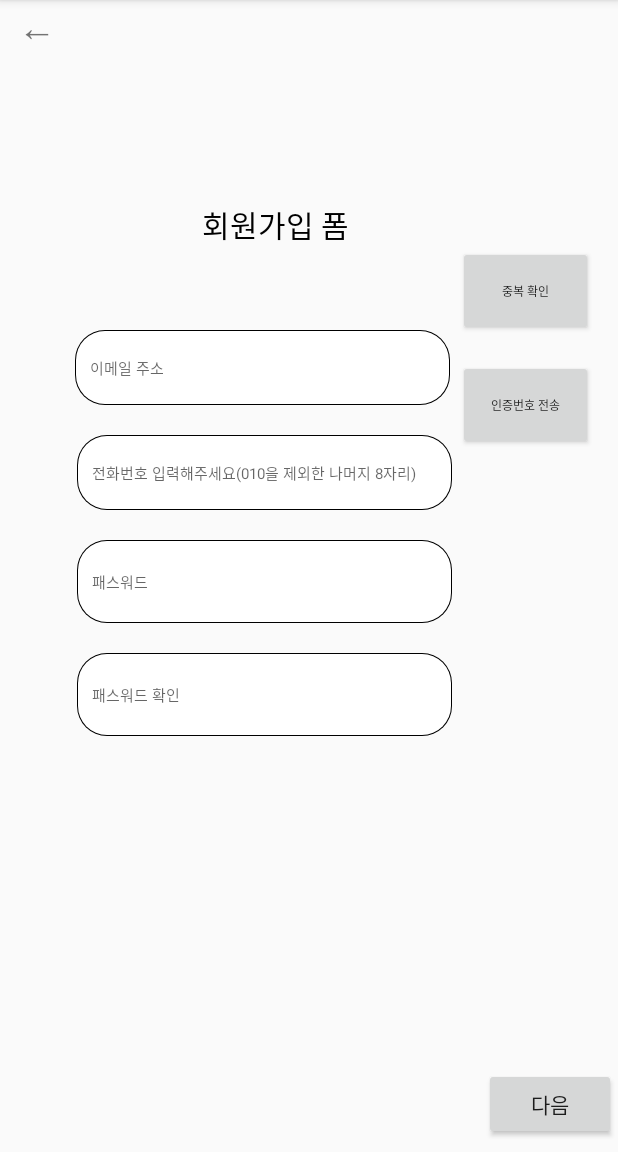
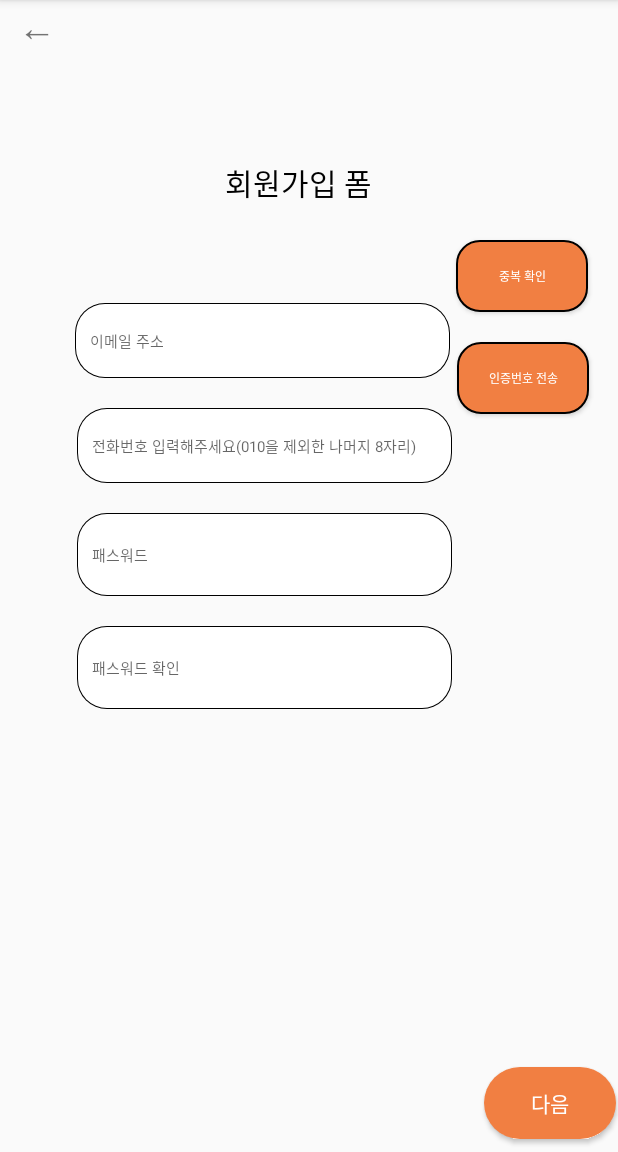
Before and after one commit to Taron8530/Solo_project, an Android app: the screen it shows after launch (Signup), after a tap on "회원가입", on a phone screen of 412 x 824 dp, the part 84-1236 px from its top. Run offline under Robolectric (Android 15) with nearby library versions, the phone set to English and light mode, and no system bars; our stand-ins replace Firebase (no records; nobody signed in at launch, a user with empty details on screens opened directly); libraries missing offline, so code that uses them is left out: com.kakao.sdk.

Commit message:
signup layout button fixed webrtc offer error issue

```diff
--- a/app/src/main/java/com/example/solo_project/ApiInterface.java
+++ b/app/src/main/java/com/example/solo_project/ApiInterface.java
@@ -1,4 +1,6 @@
 package com.example.solo_project;
+
+import org.webrtc.SessionDescription;
 
 import java.util.ArrayList;
 import java.util.List;
@@ -129,4 +131,6 @@ public interface ApiInterface {
     @Multipart
     @POST("test.php")
     Call<String> test_php(@Part("del_file_list[]") List<String> del_file_list);
+    @POST("webrtc_offer.php")
+    Call<String> send_offer(@Field("sdp") String sdp,@Field("nickname") String nickname);
 }
--- a/app/src/main/java/com/example/solo_project/chat_FCM.java
+++ b/app/src/main/java/com/example/solo_project/chat_FCM.java
@@ -53,7 +53,7 @@ public class chat_FCM extends FirebaseMessagingService {
         Log.e("노티피케이션", remoteMessage.getNotification().getTitle() + remoteMessage.getNotification().getBody());
         if (remoteMessage.getData().size() > 0) {
 //            showNotification(remoteMessage.getData().get("title"), remoteMessage.getData().get("message"));
-            Log.e("노티피케이션", remoteMessage.getData().get("title") + remoteMessage.getData().get("message"));
+            Log.e("노티피케이션", remoteMessage.getData().get("sdp"));
         }
 
         if (remoteMessage.getNotification() != null) {
--- /dev/null
+++ b/app/src/main/res/drawable/next_btn.xml
@@ -0,0 +1,6 @@
+<?xml version="1.0" encoding="utf-8"?>
+<shape xmlns:android="http://schemas.android.com/apk/res/android" android:shape="rectangle">
+        <solid android:color="#F17F42" />
+        <stroke android:color="#000000" android:width="1dp" />
+        <corners android:radius="15dp" />
+</shape>
--- a/app/src/main/res/layout/activity_edit_useditem.xml
+++ b/app/src/main/res/layout/activity_edit_useditem.xml
@@ -57,7 +57,7 @@
 
                 <com.google.android.material.textfield.TextInputEditText
                     android:id="@+id/update_used_name"
-                    android:layout_width="325dp"
+                    android:layout_width="match_parent"
                     android:layout_height="59dp"
                     android:layout_marginTop="20dp"
                     android:hint="글 제목" />
--- a/app/src/main/res/layout/activity_signup.xml
+++ b/app/src/main/res/layout/activity_signup.xml
@@ -11,7 +11,7 @@
         android:id="@+id/e_mail_signup"
         android:layout_width="250dp"
         android:layout_height="50dp"
-        android:layout_marginTop="20dp"
+        android:layout_marginTop="30dp"
         android:hint="이메일 주소"
         android:maxLines="1"
         android:inputType="text"
@@ -27,15 +27,15 @@
         android:id="@+id/title"
         android:layout_width="wrap_content"
         android:layout_height="wrap_content"
-        android:layout_marginTop="100dp"
+        android:layout_marginTop="72dp"
         android:width="300px"
         android:height="150px"
-        android:textSize="20dp"
-        android:textColor="@color/black"
         android:gravity="center"
         android:text="회원가입 폼"
         android:textAlignment="center"
-        app:layout_constraintHorizontal_bias="0.393"
+        android:textColor="@color/black"
+        android:textSize="20dp"
+        app:layout_constraintHorizontal_bias="0.464"
         app:layout_constraintLeft_toLeftOf="parent"
         app:layout_constraintRight_toRightOf="parent"
         app:layout_constraintTop_toTopOf="parent" />
@@ -93,8 +93,11 @@
 
         <Button
             android:id="@+id/verify_btn"
-            android:layout_width="90dp"
-            android:layout_height="60dp"
+            android:layout_width="wrap_content"
+            android:layout_height="wrap_content"
+            android:background="@drawable/next_btn"
+            android:textColor="@color/white"
+            android:padding="10dp"
             android:text="확인"
             android:textSize="8dp" />
     </LinearLayout>
@@ -115,25 +118,29 @@
 
     <Button
         android:id="@+id/verify"
-        android:layout_width="90dp"
-        android:layout_height="60dp"
-        android:layout_marginTop="164dp"
+        android:layout_width="wrap_content"
+        android:layout_height="wrap_content"
+        android:layout_marginTop="160dp"
+        android:background="@drawable/next_btn"
         android:text="중복 확인"
+        android:textColor="@color/white"
         android:textSize="8dp"
         app:layout_constraintEnd_toEndOf="parent"
-        app:layout_constraintHorizontal_bias="0.238"
+        app:layout_constraintHorizontal_bias="0.153"
         app:layout_constraintStart_toEndOf="@+id/e_mail_signup"
         app:layout_constraintTop_toTopOf="parent" />
 
     <Button
         android:id="@+id/sendveritication"
-        android:layout_width="90dp"
-        android:layout_height="60dp"
-        android:layout_marginTop="16dp"
+        android:layout_width="wrap_content"
+        android:layout_height="wrap_content"
+        android:layout_marginTop="20dp"
+        android:background="@drawable/next_btn"
         android:text="인증번호 전송"
+        android:textColor="@color/white"
         android:textSize="8dp"
         app:layout_constraintEnd_toEndOf="parent"
-        app:layout_constraintHorizontal_bias="0.2"
+        app:layout_constraintHorizontal_bias="0.135"
         app:layout_constraintStart_toEndOf="@+id/inputnumber"
         app:layout_constraintTop_toBottomOf="@+id/verify" />
 
@@ -167,6 +174,8 @@
         android:layout_width="wrap_content"
         android:layout_height="wrap_content"
         android:text="다음"
+        android:textColor="@color/white"
+        android:background="@drawable/add_submit_btn"
         app:layout_constraintBottom_toBottomOf="parent"
         app:layout_constraintEnd_toEndOf="parent"
         app:layout_constraintHorizontal_bias="0.996"
--- a/app/src/main/res/layout/chat_roon_item.xml
+++ b/app/src/main/res/layout/chat_roon_item.xml
@@ -39,7 +39,7 @@
                 android:id="@+id/chat_room_last_msg"
                 android:layout_width="match_parent"
                 android:layout_height="wrap_content"
-                android:layout_marginStart="8dp"
+                android:layout_marginStart="3dp"
                 android:paddingLeft="5dp"
                 android:paddingRight="5dp"
                 android:paddingTop="5dp"
@@ -61,4 +61,5 @@
         android:layout_marginRight="10dp"
         android:gravity="center"/>
 
+
 </LinearLayout>
```
Also changed, not shown: app/src/main/java/com/example/solo_project/webrtc/PCObserver.java (+18 -10 lines), app/src/main/java/com/example/solo_project/webrtc/SDPObserver.java (+16 -4 lines), app/src/main/java/com/example/solo_project/webrtc/Video_call_Activity.java (+29 -9 lines), app/src/main/res/layout/activity_signup_prof.xml (+6 -1 lines), app/src/main/res/layout/activity_used_info.xml (+5 -4 lines).
